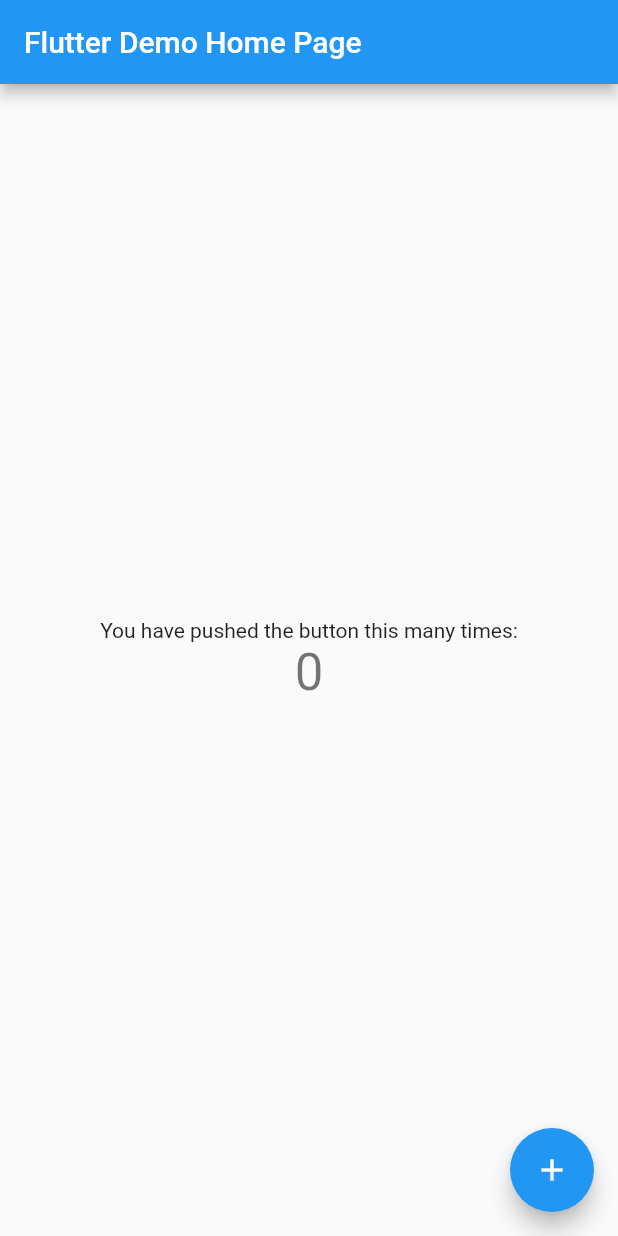
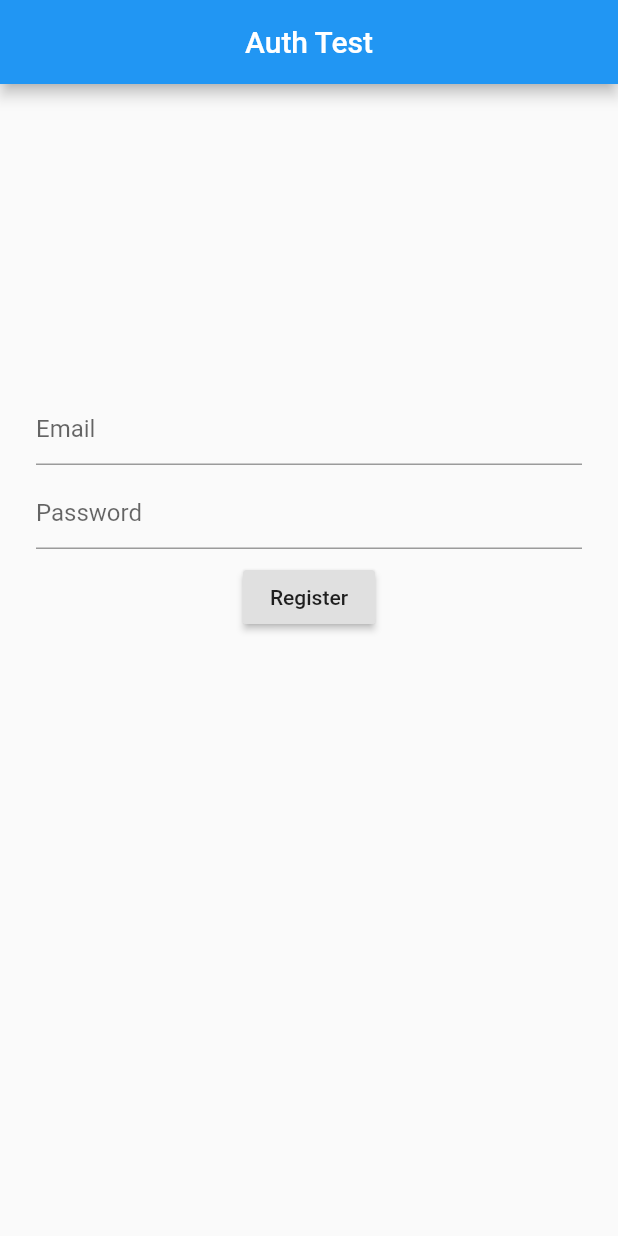
Before and after one commit to Boghdady/flutter-shop-app, a Flutter app: the screen it shows after launch, on a phone screen of 412 x 824 dp. Run offline on Flutter 3.47's test engine with Material 2 defaults, Android fonts, the phone set to English and light mode, and no system bars; our stand-ins replace firebase_auth; accounts and stored records are empty.

Commit message:
add register, signin, signout and get current user

```diff
--- a/lib/authentication/authenticatable.dart
+++ b/lib/authentication/authenticatable.dart
@@ -6,4 +6,5 @@ class Authenticatable {
   Future<User> register(String email, String password) {}
   Future<bool> login(String email, String password) {}
   Future<bool> resetPassword(String email) {}
+  Future<User> updateProfile(User user) {}
 }
--- a/lib/authentication/authentication_controller.dart
+++ b/lib/authentication/authentication_controller.dart
@@ -19,4 +19,10 @@ class FirebaseAuthenticationController implements Authenticatable {
     // TODO: implement resetPassword
     return null;
   }
+
+  @override
+  Future<User> updateProfile(User user) {
+    // TODO: implement updateProfile
+    return null;
+  }
 }
--- a/lib/authentication/firebase_auth.dart
+++ b/lib/authentication/firebase_auth.dart
@@ -3,15 +3,25 @@ import 'package:firebase_auth/firebase_auth.dart';
 class FirebaseAuthentication {
   FirebaseAuth _auth = FirebaseAuth.instance;
 
-  Future<AuthResult> signIn(String email, String password) async {
-    AuthResult user = await _auth.signInWithEmailAndPassword(
+  Future<FirebaseUser> signIn(String email, String password) async {
+    AuthResult authResult = await _auth.signInWithEmailAndPassword(
         email: email, password: password);
+    return authResult.user;
+  }
+
+  Future<FirebaseUser> register(String email, String password) async {
+    AuthResult authResult = await _auth.createUserWithEmailAndPassword(
+        email: email, password: password);
+    return authResult.user;
+  }
+
+  Future<FirebaseUser> getCurrentUser() async {
+    FirebaseUser user = await _auth.currentUser();
+    print('user : $user');
     return user;
   }
 
-  Future<AuthResult> register(String email, String password) async {
-    AuthResult user = await _auth.createUserWithEmailAndPassword(
-        email: email, password: password);
-    return user;
+  Future<void> signOut() async {
+    await _auth.signOut();
   }
 }
--- a/lib/main.dart
+++ b/lib/main.dart
@@ -1,113 +1,6 @@
 import 'package:flutter/material.dart';
-import 'package:flutter_shop_app/authentication/authenticatable.dart';
-import 'package:flutter_shop_app/authentication/authentication_controller.dart';
+import 'package:flutter_shop_app/views/my_app.dart';
 
-void main() => runApp(MyApp());
-
-class MyApp extends StatelessWidget {
-  // This widget is the root of your application.
-  @override
-  Widget build(BuildContext context) {
-    return MaterialApp(
-      title: 'Flutter Demo',
-      theme: ThemeData(
-        // This is the theme of your application.
-        //
-        // Try running your application with "flutter run". You'll see the
-        // application has a blue toolbar. Then, without quitting the app, try
-        // changing the primarySwatch below to Colors.green and then invoke
-        // "hot reload" (press "r" in the console where you ran "flutter run",
-        // or simply save your changes to "hot reload" in a Flutter IDE).
-        // Notice that the counter didn't reset back to zero; the application
-        // is not restarted.
-        primarySwatch: Colors.blue,
-      ),
-      home: MyHomePage(title: 'Flutter Demo Home Page'),
-    );
-  }
+main() {
+  runApp(MyApp());
 }
-
-class MyHomePage extends StatefulWidget {
-  MyHomePage({Key key, this.title}) : super(key: key);
-
-  // This widget is the home page of your application. It is stateful, meaning
-  // that it has a State object (defined below) that contains fields that affect
-  // how it looks.
-
-  // This class is the configuration for the state. It holds the values (in this
-  // case the title) provided by the parent (in this case the App widget) and
-  // used by the build method of the State. Fields in a Widget subclass are
-  // always marked "final".
-
-  final String title;
-
-  @override
-  _MyHomePageState createState() => _MyHomePageState();
-}
-
-class _MyHomePageState extends State<MyHomePage> {
-  int _counter = 0;
-
-  void _incrementCounter() {
-    setState(() {
-      // This call to setState tells the Flutter framework that something has
-      // changed in this State, which causes it to rerun the build method below
-      // so that the display can reflect the updated values. If we changed
-      // _counter without calling setState(), then the build method would not be
-      // called again, and so nothing would appear to happen.
-      _counter++;
-    });
-  }
-
-  @override
-  Widget build(BuildContext context) {
-    // This method is rerun every time setState is called, for instance as done
-    // by the _incrementCounter method above.
-    //
-    // The Flutter framework has been optimized to make rerunning build methods
-    // fast, so that you can just rebuild anything that needs updating rather
-    // than having to individually change instances of widgets.
-    return Scaffold(
-      appBar: AppBar(
-        // Here we take the value from the MyHomePage object that was created by
-        // the App.build method, and use it to set our appbar title.
-        title: Text(widget.title),
-      ),
-      body: Center(
-        // Center is a layout widget. It takes a single child and positions it
-        // in the middle of the parent.
-        child: Column(
-          // Column is also layout widget. It takes a list of children and
-          // arranges them vertically. By default, it sizes itself to fit its
-          // children horizontally, and tries to be as tall as its parent.
-          //
-          // Invoke "debug painting" (press "p" in the console, choose the
-          // "Toggle Debug Paint" action from the Flutter Inspector in Android
-          // Studio, or the "Toggle Debug Paint" command in Visual Studio Code)
-          // to see the wireframe for each widget.
-          //
-          // Column has various properties to control how it sizes itself and
-          // how it positions its children. Here we use mainAxisAlignment to
-          // center the children vertically; the main axis here is the vertical
-          // axis because Columns are vertical (the cross axis would be
-          // horizontal).
-          mainAxisAlignment: MainAxisAlignment.center,
-          children: <Widget>[
-            Text(
-              'You have pushed the button this many times:',
-            ),
-            Text(
-              '$_counter',
-              style: Theme.of(context).textTheme.display1,
-            ),
-          ],
-        ),
-      ),
-      floatingActionButton: FloatingActionButton(
-        onPressed: _incrementCounter,
-        tooltip: 'Increment',
-        child: Icon(Icons.add),
-      ), // This trailing comma makes auto-formatting nicer for build methods.
-    );
-  }
-}
--- /dev/null
+++ b/lib/views/firebase_auth_test.dart
@@ -0,0 +1,91 @@
+import 'package:flutter/material.dart';
+import 'package:firebase_auth/firebase_auth.dart';
+import 'package:flutter_shop_app/authentication/firebase_auth.dart';
+
+class FirebaseAuthTest extends StatefulWidget {
+  @override
+  _FirebaseAuthTestState createState() => _FirebaseAuthTestState();
+}
+
+class _FirebaseAuthTestState extends State<FirebaseAuthTest> {
+  @override
+  Widget build(BuildContext context) {
+    return Scaffold(
+      appBar: AppBar(
+        title: Text('Auth Test'),
+        centerTitle: true,
+      ),
+      body: SignIn(),
+    );
+  }
+}
+
+class SignIn extends StatefulWidget {
+  @override
+  _SignInState createState() => _SignInState();
+}
+
+class _SignInState extends State<SignIn> {
+  TextEditingController _emailController;
+  TextEditingController _passwordController;
+  FirebaseAuthentication _firebaseAuthentication = FirebaseAuthentication();
+
+  @override
+  void initState() {
+    super.initState();
+    _emailController = TextEditingController();
+    _passwordController = TextEditingController();
+    _firebaseAuthentication.getCurrentUser();
+  }
+
+  @override
+  void dispose() {
+    _emailController.dispose();
+    _passwordController.dispose();
+    super.dispose();
+  }
+
+  @override
+  Widget build(BuildContext context) {
+    return Container(
+      padding: EdgeInsets.only(
+          left: 24.0,
+          top: MediaQuery.of(context).size.height * 0.25,
+          right: 24.0),
+      child: Column(
+        children: <Widget>[
+          TextFormField(
+            controller: _emailController,
+            keyboardType: TextInputType.emailAddress,
+            decoration: InputDecoration(
+              hintText: 'Email',
+            ),
+          ),
+          SizedBox(
+            height: 8.0,
+          ),
+          TextFormField(
+            controller: _passwordController,
+            decoration: InputDecoration(
+              hintText: 'Password',
+            ),
+          ),
+          SizedBox(
+            height: 8.0,
+          ),
+          RaisedButton(
+            onPressed: () async {
+              String email = _emailController.text;
+              String password = _passwordController.text;
+
+              FirebaseUser user =
+                  await _firebaseAuthentication.register(email, password);
+              print(user);
+            },
+            child: Text('Register'),
+          ),
+        ],
+      ),
+    );
+  }
+}
--- /dev/null
+++ b/lib/views/my_app.dart
@@ -0,0 +1,12 @@
+import 'package:flutter/material.dart';
+import 'package:flutter_shop_app/views/firebase_auth_test.dart';
+
+class MyApp extends StatelessWidget {
+  @override
+  Widget build(BuildContext context) {
+    return MaterialApp(
+      debugShowCheckedModeBanner: false,
+      home: FirebaseAuthTest(),
+    );
+  }
+}
```
Also changed, not shown: pubspec.lock, 3 other files.
